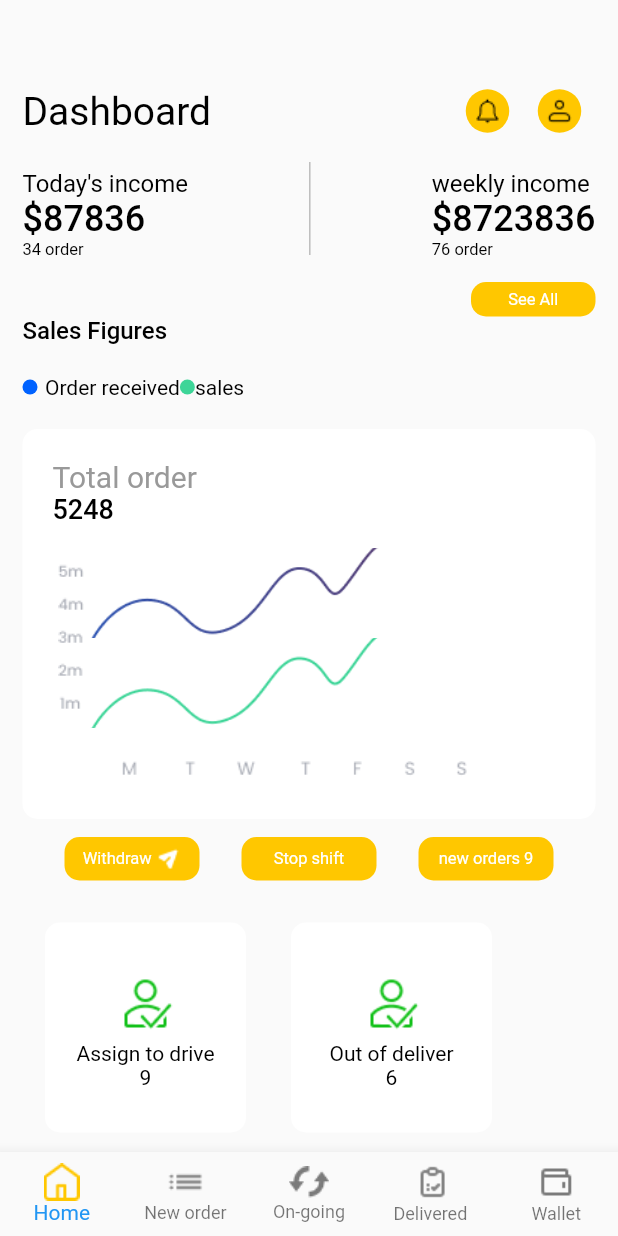
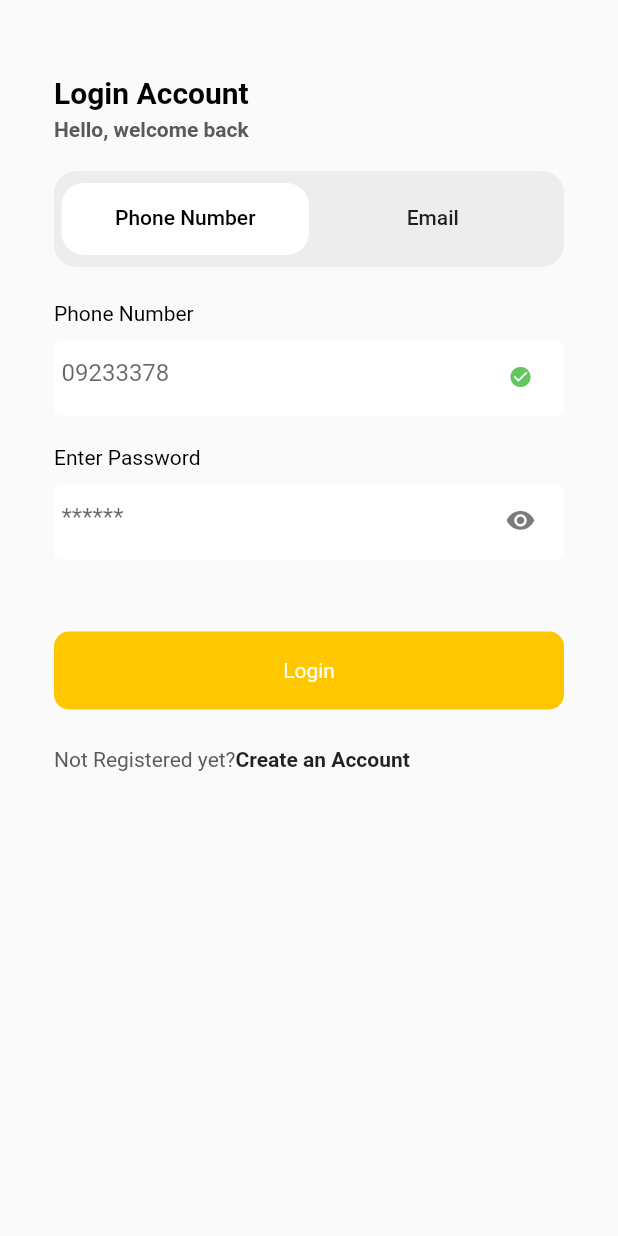
Before and after one commit to YasirMehmood12/delivery_app, a Flutter app: the screen it shows after launch, on a phone screen of 412 x 824 dp. Run offline on Flutter 3.47's test engine with Material 2 defaults, Android fonts, the phone set to English and light mode, and no system bars; our stand-ins replace flutter_rating_bar, google_fonts, pinput, signature, timeline_tile, velocity_x.

Commit message:
100% work

```diff
--- /dev/null
+++ b/lib/auth_screen/login.dart
@@ -0,0 +1,77 @@
+import 'package:delivery_app/auth_screen/email.dart';
+import 'package:delivery_app/auth_screen/phone_number.dart';
+import 'package:delivery_app/consts/colors.dart';
+import 'package:flutter/material.dart';
+import 'package:velocity_x/velocity_x.dart';
+import '../custom_widgets/custom_text.dart';
+
+class LoginScreen extends StatefulWidget {
+  const LoginScreen({super.key});
+
+  @override
+  State<LoginScreen> createState() => _LoginScreenState();
+}
+
+class _LoginScreenState extends State<LoginScreen> {
+  @override
+  Widget build(BuildContext context) {
+    return DefaultTabController(
+      length: 2,
+      child: Scaffold(
+        body: SafeArea(
+          child: Padding(
+            padding: const EdgeInsets.symmetric(horizontal: 36, vertical: 50),
+            child: Column(
+              crossAxisAlignment: CrossAxisAlignment.start,
+              children: [
+                const CustomText(
+                  text: "Login Account",
+                  fontSize: 20,
+                  fontWeight: FontWeight.bold,
+                ),
+                5.heightBox,
+                const CustomText(
+                  text: "Hello, welcome back",
+                  color: Color(0xff595959),
+                  fontWeight: FontWeight.bold,
+                ),
+                20.heightBox,
+                Container(
+                  decoration: BoxDecoration(
+                      borderRadius: BorderRadius.circular(15),
+                      color: const Color(0xffEDEDED)),
+                  child: Padding(
+                    padding: const EdgeInsets.symmetric(horizontal: 5,vertical: 8),
+                    child: TabBar(
+                        dividerColor:const Color(0xffEDEDED) ,
+                        indicatorSize: TabBarIndicatorSize.tab,
+                        unselectedLabelColor:Colors.black87,
+                        labelColor: Colors.black,
+                        labelStyle: const TextStyle(
+                            fontSize: 14,fontWeight: FontWeight.w500
+                        ),
+                        indicator: BoxDecoration(
+                          borderRadius: BorderRadius.circular(15),
+                          color: Colors.white,
+                        ),
+                        tabs: const [
+                          Tab(text: "Phone Number"),
+                          Tab(text: "Email"),
+                        ]),
+                  ),
+                ),
+                23.heightBox,
+                Expanded(
+                  child: TabBarView(children: [
+                    PhoneNumber(),
+                   Email()
+                  ]),
+                ),
+              ],
+            ),
+          ),
+        ),
+      ),
+    );
+  }
+}
--- /dev/null
+++ b/lib/auth_screen/phone_number.dart
@@ -0,0 +1,109 @@
+import 'package:delivery_app/auth_screen/register_page.dart';
+import 'package:delivery_app/custom_widgets/mybutton.dart';
+import 'package:delivery_app/pages/home/navi_screen.dart';
+import 'package:flutter/material.dart';
+import 'package:velocity_x/velocity_x.dart';
+import '../consts/colors.dart';
+import '../custom_widgets/custom_text.dart';
+
+class PhoneNumber extends StatefulWidget {
+const PhoneNumber({super.key});
+
+  @override
+  State<PhoneNumber> createState() => _PhoneNumberState();
+}
+
+class _PhoneNumberState extends State<PhoneNumber> {
+  final TextEditingController _phoneNumberController=TextEditingController();
+  final TextEditingController _passwordController=TextEditingController();
+
+  bool isPassword = true;
+  @override
+  Widget build(BuildContext context) {
+    return Scaffold(
+      body:  SingleChildScrollView(
+        child: Column(
+          crossAxisAlignment: CrossAxisAlignment.start,
+          children: [
+          const CustomText(text: "Phone Number",),
+            10.heightBox,
+            /// phone
+            Container(
+              height: 50,
+              width:double.infinity,
+              decoration: BoxDecoration(
+                  borderRadius: BorderRadius.circular(5),
+                  color: whiteColor),
+              child: Padding(
+                padding: const EdgeInsets.symmetric(horizontal: 5),
+                child: TextField(
+                  controller: _phoneNumberController,
+                  keyboardType: TextInputType.number,
+                  decoration: const InputDecoration(
+                    border: InputBorder.none,
+                    suffixIcon: Icon(Icons.check_circle,color: Color(0xff64C661),size: 16,),
+                    hintText: "09233378",
+                  ),
+                ),
+              ),
+            ),
+            20.heightBox,
+            /// password
+            const CustomText(text: "Enter Password"),
+            10.heightBox,
+            Container(
+              height: 50,
+              width:double.infinity,
+              decoration: BoxDecoration(
+                  borderRadius: BorderRadius.circular(5),
+                  color: whiteColor),
+              child: Padding(
+                padding: const EdgeInsets.symmetric(horizontal: 5),
+                child: TextField(
+                  controller: _passwordController,
+                  obscureText: isPassword,
+                  decoration:  InputDecoration(
+                    border: InputBorder.none,
+                    suffixIcon: GestureDetector(
+                      onTap: () {
+                        setState(() {
+                          isPassword = !isPassword;
+                        });
+                      },
+                      child: Icon(isPassword
+                          ? Icons.visibility_sharp
+                          : Icons.visibility_off_sharp,color: greyColor,size: 20),
+                    ),
+                    hintText: "******",
+                  ),
+                ),
+              ),
+            ),
+            48.heightBox,
+            MyButton(
+              circularRadius: BorderRadius.circular(10),
+             onTap: () {
+               Navigator.push(context, MaterialPageRoute(builder: (context) => const NaviScreen()));
+             },
+             height: 52,
+             text: "Login",
+              color: Colors.white,
+              containerColor: yellowColor,
+            ),
+            25.heightBox,
+            Row(
+              children: [
+               const CustomText(text: "Not Registered yet?",color: Color(0xff5A5A5A),),
+               InkWell(
+                 onTap: () {
+                   Navigator.push(context, MaterialPageRoute(builder: (context) => const RegisterScreen()));
+                 },
+                   child: const CustomText(text: "Create an Account",color: Colors.black87,fontWeight: FontWeight.bold,)),
+              ],
+            )
+         ]
+        ),
+      ),
+    );
+  }
+}
--- a/lib/consts/images.dart
+++ b/lib/consts/images.dart
@@ -41,6 +41,9 @@ const lock = "asset/icons/lock-thin.png";
 const language = "asset/icons/language-line.png";
 const support = "asset/icons/person.png";
 const darkMode = "asset/icons/dark-mode.png";
+const car = "asset/icons/car.png";
+const bikeYellow = "asset/icons/bikeYellow.png";
+const truck = "asset/icons/truck.png";
 
 // images
 const photo = "asset/images/photo.png";
--- a/lib/main.dart
+++ b/lib/main.dart
@@ -1,3 +1,5 @@
+import 'package:delivery_app/auth_screen/login.dart';
+import 'package:delivery_app/auth_screen/register_page.dart';
 import 'package:delivery_app/pages/home/navi_screen.dart';
 import 'package:flutter/material.dart';
 
@@ -13,7 +15,7 @@ class MyApp extends StatelessWidget {
   Widget build(BuildContext context) {
     return const MaterialApp(
       debugShowCheckedModeBanner: false,
-      home:NaviScreen(),
+      home:LoginScreen(),
     );
   }
 }
--- a/lib/pages/home/navi_screen.dart
+++ b/lib/pages/home/navi_screen.dart
@@ -30,6 +30,7 @@ class _NaviScreenState extends State<NaviScreen> {
     return Scaffold(
       body: _className2.elementAt(_selectedIndex),
       bottomNavigationBar: BottomNavigationBar(
+        selectedItemColor: blackColor,
         currentIndex: _selectedIndex,
           onTap: (value) {
             setState(() {
--- a/pubspec.yaml
+++ b/pubspec.yaml
@@ -40,6 +40,7 @@ dependencies:
   velocity_x: ^4.1.1
   google_fonts: ^6.1.0
   signature: ^5.4.0
+  pinput: ^3.0.1
 
 dev_dependencies:
   flutter_test:
```
Also changed, not shown: lib/auth_screen/email.dart (added, +106 -0 lines), lib/auth_screen/register_page.dart (added, +198 -0 lines), lib/custom_widgets/custom_Textfield.dart (added, +84 -0 lines), lib/custom_widgets/custom_button.dart (added, +56 -0 lines), lib/custom_widgets/custom_textformfield.dart (+4 -4 lines), asset/icons/bikeYellow.png (added), asset/icons/car.png (added), asset/icons/truck.png (added), pubspec.lock.
